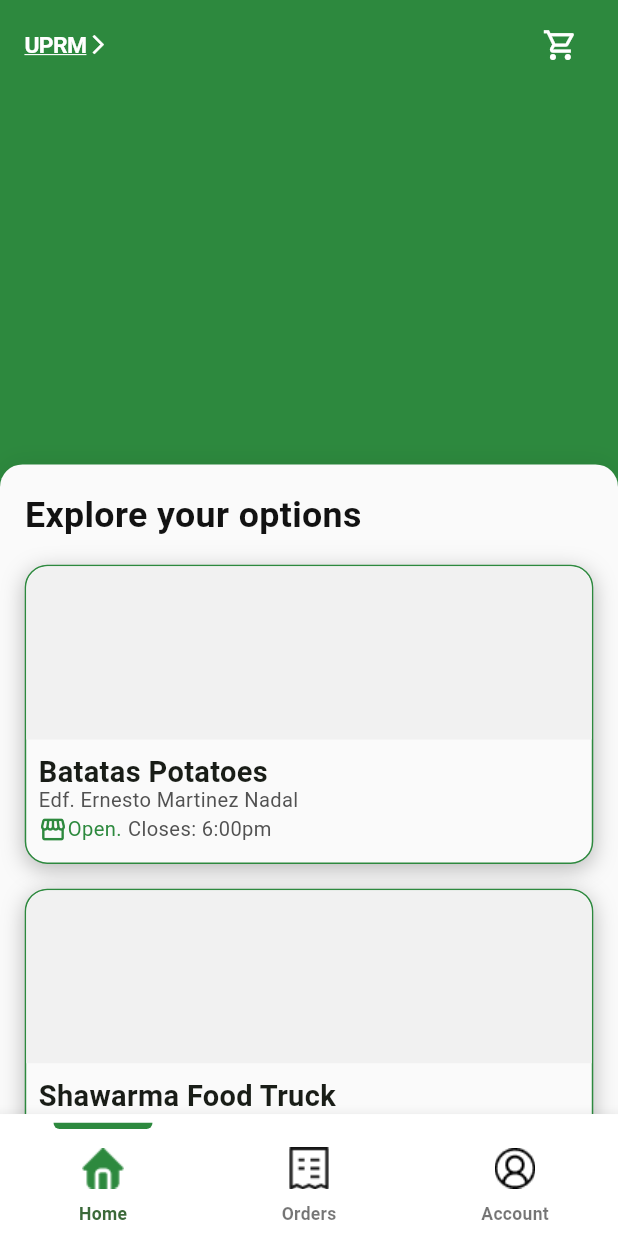
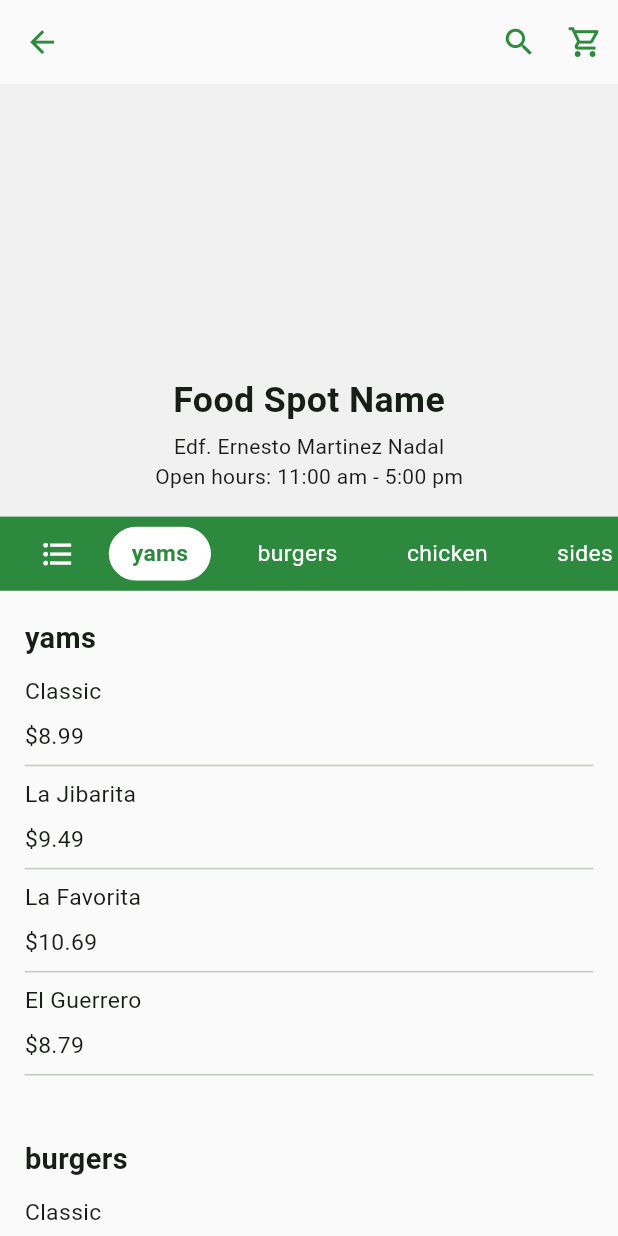
Before and after one commit to yadrielsamir/bites, a Flutter app: the Home screen opened by its route, after a tap on "Batatas Potatoes", on a phone screen of 412 x 824 dp. Run offline on Flutter 3.47's test engine with Material 3 defaults, Android fonts, the phone set to English and light mode, and no system bars; our stand-ins replace go_router, mask_text_input_formatter, sizer.

Commit message:
finished menu items page

```diff
--- a/lib/app/router.dart
+++ b/lib/app/router.dart
@@ -1,5 +1,6 @@
 import 'package:bites/features/auth/presentation/pages/forgot_password.dart';
 import 'package:bites/features/menu/presentation/home.dart';
+import 'package:bites/features/orders/presentation/ordering_options.dart';
 import 'package:go_router/go_router.dart';
 import '../features/auth/presentation/pages/sign_in.dart';
 import '../features/auth/presentation/pages/sign_up.dart';
@@ -28,6 +29,13 @@ final router = GoRouter(
       name: 'home',
       path: '/home',
       builder: (context, state) => const Home(),
+      routes: [
+        GoRoute(
+          name: 'ordering_options',
+          path: 'ordering_options',
+          builder: (context, state) => OrderingOptions(),
+        ),
+      ],
     ),
   ],
 );
--- a/lib/features/auth/presentation/pages/forgot_password.dart
+++ b/lib/features/auth/presentation/pages/forgot_password.dart
@@ -36,7 +36,7 @@ class ForgotPasswordPage extends StatelessWidget {
                 child: Icon(
                   Icons.arrow_back,
                   color: AppColors.uprmGreen,
-                  size: 22.sp,
+                  size: 20.sp,
                 ),
               ),
             ),
--- a/lib/features/menu/presentation/home_page.dart
+++ b/lib/features/menu/presentation/home_page.dart
@@ -3,6 +3,7 @@ import 'package:bites/app/theme/app_shadows.dart';
 import 'package:bites/app/theme/app_spacing.dart';
 import 'package:flutter/cupertino.dart';
 import 'package:flutter/material.dart';
+import 'package:go_router/go_router.dart';
 import 'package:sizer/sizer.dart';
 
 class HomePage extends StatefulWidget {
@@ -140,7 +141,9 @@ class _HomePageState extends State<HomePage> {
 
   Widget foodCard(String title, String location, String closingTime) {
     return GestureDetector(
-      onTap: () {},
+      onTap: () {
+        context.pushNamed('ordering_options');
+      },
       child: Container(
         decoration: BoxDecoration(
           color: AppColors.backgroundWhite,
--- /dev/null
+++ b/lib/features/orders/domain/models/category.dart
@@ -0,0 +1,5 @@
+class Category {
+  final String name;
+  final int count;
+  const Category(this.name, this.count);
+}
--- /dev/null
+++ b/lib/features/orders/presentation/ordering_options.dart
@@ -0,0 +1,259 @@
+import 'package:bites/app/theme/app_colors.dart';
+import 'package:bites/app/theme/app_spacing.dart';
+import 'package:bites/features/orders/domain/models/category.dart';
+import 'package:bites/features/orders/presentation/widgets/menu_categories_modal.dart';
+import 'package:flutter/cupertino.dart';
+import 'package:flutter/material.dart';
+import 'package:go_router/go_router.dart';
+import 'package:sizer/sizer.dart';
+
+class OrderingOptions extends StatefulWidget {
+  const OrderingOptions({super.key});
+
+  @override
+  State<OrderingOptions> createState() => _OrderingOptionsState();
+}
+
+class _OrderingOptionsState extends State<OrderingOptions> {
+  final List<String> options = [
+    'yams',
+    'burgers',
+    'chicken',
+    'sides',
+    'beverages',
+  ];
+
+  final ScrollController _listCtrl = ScrollController();
+  late final Map<String, GlobalKey> _sectionKeys;
+
+  int _selected = 0;
+
+  @override
+  void initState() {
+    super.initState();
+    _sectionKeys = {for (final o in options) o: GlobalKey()};
+  }
+
+  Future<void> _goTo(String option, int index) async {
+    setState(() => _selected = index);
+
+    final ctx = _sectionKeys[option]!.currentContext;
+    if (ctx == null) return;
+
+    await Scrollable.ensureVisible(
+      ctx,
+      duration: const Duration(milliseconds: 300),
+      curve: Curves.easeInOut,
+      alignment: 0.0,
+    );
+  }
+
+  @override
+  Widget build(BuildContext context) {
+    return Scaffold(
+      backgroundColor: AppColors.backgroundWhite,
+      appBar: _appBar(context),
+      body: Column(
+        children: [
+          _foodSpotImage(),
+
+          Container(
+            height: 6.h,
+            width: double.infinity,
+            color: AppColors.uprmGreen,
+            child: SingleChildScrollView(
+              scrollDirection: Axis.horizontal,
+              padding: EdgeInsets.symmetric(horizontal: AppSpacing.sm),
+              child: Row(
+                children: [
+                  CupertinoButton(
+                    onPressed: () async {
+                      final categories = options
+                          .map((name) => Category(name, 0))
+                          .toList();
+
+                      final picked = await showMenuCategoriesModal(
+                        context,
+                        categories: categories,
+                        selectedIndex: _selected,
+                      );
+
+                      if (picked != null) {
+                        _goTo(options[picked], picked);
+                      }
+                    },
+                    padding: EdgeInsets.zero,
+                    child: Icon(
+                      Icons.format_list_bulleted,
+                      color: AppColors.white,
+                      size: 20.sp,
+                    ),
+                  ),
+                  SizedBox(width: 3.w),
+                  for (int i = 0; i < options.length; i++) ...[
+                    _CategoryChip(
+                      label: options[i],
+                      selected: _selected == i,
+                      onTap: () => _goTo(options[i], i),
+                    ),
+                    SizedBox(width: 4.w),
+                  ],
+                ],
+              ),
+            ),
+          ),
+
+          Expanded(
+            child: SingleChildScrollView(
+              controller: _listCtrl,
+              child: Padding(
+                padding: EdgeInsets.symmetric(horizontal: AppSpacing.sm),
+                child: Column(
+                  crossAxisAlignment: CrossAxisAlignment.start,
+                  children: [
+                    for (final o in options) ...[
+                      _SectionHeader(key: _sectionKeys[o], title: o),
+                      const _MenuItem(title: 'Classic', price: '\$8.99'),
+                      const _MenuItem(title: 'La Jibarita', price: '\$9.49'),
+                      const _MenuItem(title: 'La Favorita', price: '\$10.69'),
+                      const _MenuItem(title: 'El Guerrero', price: '\$8.79'),
+                      SizedBox(height: 2.h),
+                    ],
+                  ],
+                ),
+              ),
+            ),
+          ),
+        ],
+      ),
+    );
+  }
+}
+
+PreferredSizeWidget _appBar(BuildContext context) {
+  return AppBar(
+    backgroundColor: AppColors.backgroundWhite,
+    leading: IconButton(
+      onPressed: () => context.pop(),
+      icon: Icon(Icons.arrow_back, color: AppColors.uprmGreen, size: 20.sp),
+    ),
+    actions: [
+      CupertinoButton(
+        onPressed: () {},
+        padding: EdgeInsets.zero,
+        child: Icon(Icons.search, color: AppColors.uprmGreen, size: 20.sp),
+      ),
+      CupertinoButton(
+        onPressed: () {},
+        padding: EdgeInsets.zero,
+        child: Icon(
+          Icons.shopping_cart_outlined,
+          color: AppColors.uprmGreen,
+          size: 20.sp,
+        ),
+      ),
+    ],
+  );
+}
+
+Widget _foodSpotImage() {
+  return Container(
+    width: double.infinity,
+    height: 35.h,
+    color: AppColors.lightGrey,
+    child: Column(
+      mainAxisAlignment: MainAxisAlignment.end,
+      children: [
+        Text(
+          'Food Spot Name',
+          style: TextStyle(fontSize: 20.sp, fontWeight: FontWeight.w600),
+        ),
+        SizedBox(height: 0.5.h),
+        const Text('Edf. Ernesto Martinez Nadal'),
+        const Text('Open hours: 11:00 am - 5:00 pm'),
+        SizedBox(height: 2.h),
+      ],
+    ),
+  );
+}
+
+class _CategoryChip extends StatelessWidget {
+  const _CategoryChip({
+    required this.label,
+    required this.selected,
+    required this.onTap,
+  });
+
+  final String label;
+  final bool selected;
+  final VoidCallback onTap;
+
+  @override
+  Widget build(BuildContext context) {
+    return GestureDetector(
+      behavior: HitTestBehavior.opaque,
+      onTap: onTap,
+      child: AnimatedContainer(
+        duration: const Duration(milliseconds: 180),
+        padding: EdgeInsets.symmetric(horizontal: 3.6.w, vertical: 0.8.h),
+        decoration: BoxDecoration(
+          color: selected ? AppColors.white : Colors.transparent,
+          borderRadius: BorderRadius.circular(999),
+          border: selected
+              ? Border.all(color: AppColors.white, width: 0)
+              : null,
+        ),
+        child: Text(
+          label,
+          style: TextStyle(
+            fontSize: 16.sp,
+            color: selected ? AppColors.uprmGreen : AppColors.white,
+            fontWeight: selected ? FontWeight.w600 : FontWeight.w400,
+          ),
+        ),
+      ),
+    );
+  }
+}
+
+class _SectionHeader extends StatelessWidget {
+  const _SectionHeader({super.key, required this.title});
+
+  final String title;
+
+  @override
+  Widget build(BuildContext context) {
+    return Padding(
+      padding: EdgeInsets.only(top: 2.2.h, bottom: 1.2.h),
+      child: Text(
+        title,
+        style: TextStyle(fontSize: 18.sp, fontWeight: FontWeight.w700),
+      ),
+    );
+  }
+}
+
+class _MenuItem extends StatelessWidget {
+  const _MenuItem({required this.title, required this.price});
+
+  final String title;
+  final String price;
+
+  @override
+  Widget build(BuildContext context) {
+    return Column(
+      crossAxisAlignment: CrossAxisAlignment.start,
+      children: [
+        Column(
+          crossAxisAlignment: CrossAxisAlignment.start,
+          children: [
+            Text(title, style: TextStyle(fontSize: 16.sp)),
+            SizedBox(height: 1.h),
+            Text(price, style: TextStyle(fontSize: 16.sp)),
+          ],
+        ),
+        Divider(height: 2.h),
+      ],
+    );
+  }
+}
```
Also changed, not shown: lib/features/orders/presentation/widgets/menu_categories_modal.dart (added, +84 -0 lines).
